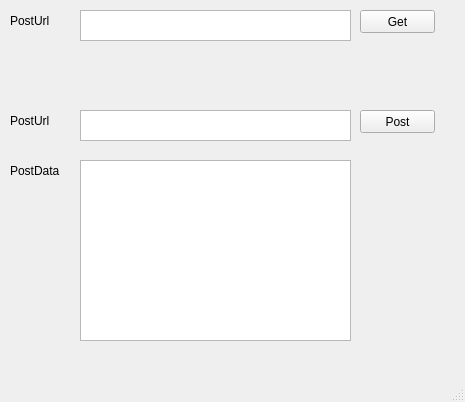
23michael45/AIServer, file HttpSimulationClient_ui.ui: the form before one commit.
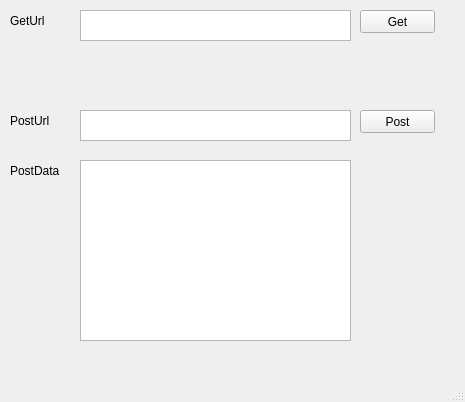
The form after the commit.

```diff
--- a/HttpSimulationClient_ui.ui
+++ b/HttpSimulationClient_ui.ui
@@ -76,7 +76,7 @@
      </rect>
     </property>
     <property name="text">
-     <string>PostUrl</string>
+     <string>GetUrl</string>
     </property>
    </widget>
    <widget class="QTextEdit" name="PostDataText">
```
